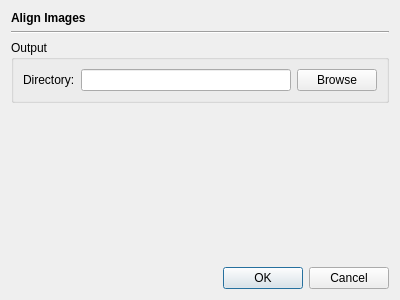
braeun/FitsIP, file src/plugins/opaligndialog.ui: the form before one commit.
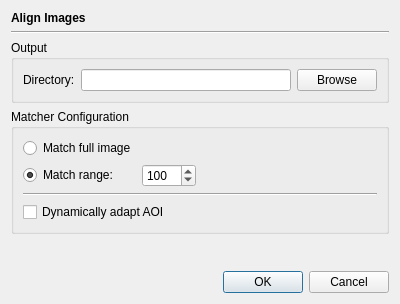
The form after the commit.

What changed in the file:
```diff
--- a/src/plugins/opaligndialog.ui
+++ b/src/plugins/opaligndialog.ui
@@ -7,7 +7,7 @@
     <x>0</x>
     <y>0</y>
     <width>400</width>
-    <height>300</height>
+    <height>304</height>
    </rect>
   </property>
   <property name="windowTitle">
@@ -60,6 +60,81 @@
      </layout>
     </widget>
    </item>
+   <item>
+    <widget class="QGroupBox" name="groupBox_2">
+     <property name="title">
+      <string>Matcher Configuration</string>
+     </property>
+     <layout class="QGridLayout" name="gridLayout_2">
+      <item row="1" column="0">
+       <widget class="QRadioButton" name="matchRangeButton">
+        <property name="text">
+         <string>Match range:</string>
+        </property>
+        <property name="checked">
+         <bool>true</bool>
+        </property>
+        <attribute name="buttonGroup">
+         <string notr="true">buttonGroup</string>
+        </attribute>
+       </widget>
+      </item>
+      <item row="3" column="0" colspan="3">
+       <widget class="QCheckBox" name="dynamicAOIBox">
+        <property name="text">
+         <string>Dynamically adapt AOI</string>
+        </property>
+       </widget>
+      </item>
+      <item row="0" column="0">
+       <widget class="QRadioButton" name="matchFullButton">
+        <property name="text">
+         <string>Match full image</string>
+        </property>
+        <attribute name="buttonGroup">
+         <string notr="true">buttonGroup</string>
+        </attribute>
+       </widget>
+      </item>
+      <item row="1" column="2">
+       <spacer name="horizontalSpacer">
+        <property name="orientation">
+         <enum>Qt::Horizontal</enum>
+        </property>
+        <property name="sizeHint" stdset="0">
+         <size>
+          <width>40</width>
+          <height>20</height>
+         </size>
+        </property>
+       </spacer>
+      </item>
+      <item row="1" column="1">
+       <widget class="QSpinBox" name="matchRangeBox">
+        <property name="minimum">
+         <number>10</number>
+        </property>
+        <property name="maximum">
+         <number>1000</number>
+        </property>
+        <property name="singleStep">
+         <number>10</number>
+        </property>
+        <property name="value">
+         <number>100</number>
+        </property>
+       </widget>
+      </item>
+      <item row="2" column="0" colspan="3">
+       <widget class="Line" name="line_2">
+        <property name="orientation">
+         <enum>Qt::Horizontal</enum>
+        </property>
+       </widget>
+      </item>
+     </layout>
+    </widget>
+   </item>
    <item>
     <spacer name="verticalSpacer">
      <property name="orientation">
```
Left out of the diff: 3 changed lines with no effect on the pictures.
